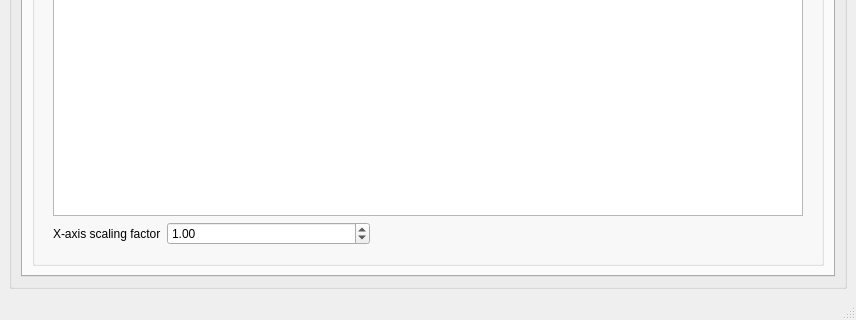
Qt form PythonGUI_apps/H5_Pkl/h5_view_and_plot_gui.ui (SarthakJariwala/Python_GUI_apps) before a commit; both pictures show x 0 to 856 and y 605 to 925 of the 856 by 925 pixel window.
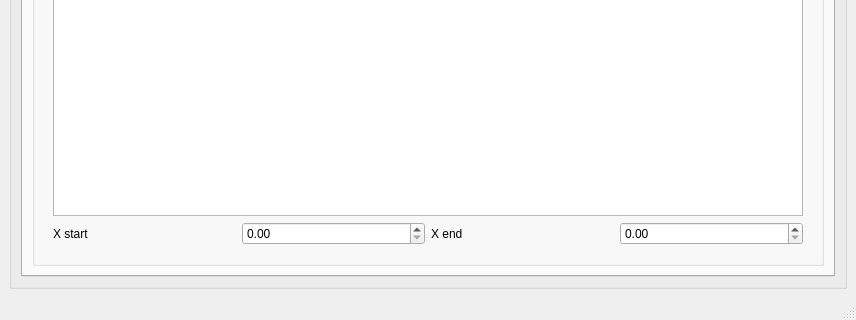
The same form after that commit. The open tabs and pages were chosen to show the change. Custom widgets are drawn as their Qt base class.

Commit message: flim line roi, lifetime spinbox, h5 view/plot x axis

Diff of the .ui file:
```diff
--- a/PythonGUI_apps/H5_Pkl/h5_view_and_plot_gui.ui
+++ b/PythonGUI_apps/H5_Pkl/h5_view_and_plot_gui.ui
@@ -134,25 +134,42 @@
                    <item row="0" column="0" colspan="2">
                     <widget class="ImageView" name="data_imageView"/>
                    </item>
-                   <item row="1" column="0">
-                    <layout class="QFormLayout" name="formLayout">
+                   <item row="1" column="0" colspan="2">
+                    <layout class="QGridLayout" name="gridLayout_9">
+                     <item row="0" column="2">
+                      <widget class="QLabel" name="label_5">
+                       <property name="text">
+                        <string>X end</string>
+                       </property>
+                      </widget>
+                     </item>
                      <item row="0" column="0">
                       <widget class="QLabel" name="label">
                        <property name="text">
-                        <string>X-axis scaling factor</string>
+                        <string>X start</string>
                        </property>
                       </widget>
                      </item>
                      <item row="0" column="1">
-                      <widget class="QDoubleSpinBox" name="imageView_x_scaling_spinBox">
+                      <widget class="QDoubleSpinBox" name="imageView_x_start_spinBox">
                        <property name="maximumSize">
                         <size>
                          <width>203</width>
                          <height>16777215</height>
                         </size>
                        </property>
+                       <property name="maximum">
+                        <double>9999999.000000000000000</double>
+                       </property>
                        <property name="value">
-                        <double>1.000000000000000</double>
+                        <double>0.000000000000000</double>
+                       </property>
+                      </widget>
+                     </item>
+                     <item row="0" column="3">
+                      <widget class="QDoubleSpinBox" name="imageView_x_end_spinBox">
+                       <property name="maximum">
+                        <double>9999999.000000000000000</double>
                        </property>
                       </widget>
                      </item>
```
Left out of the diff: 27 changed lines with no effect on the pictures. The commit also changes 5 other files.
